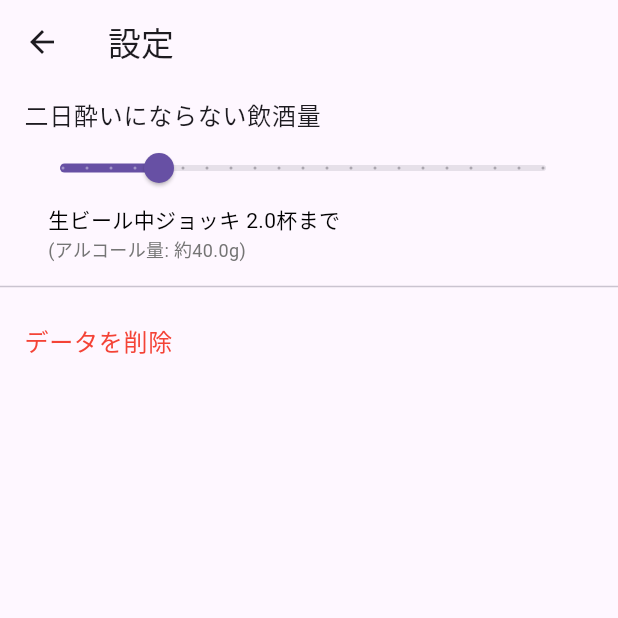
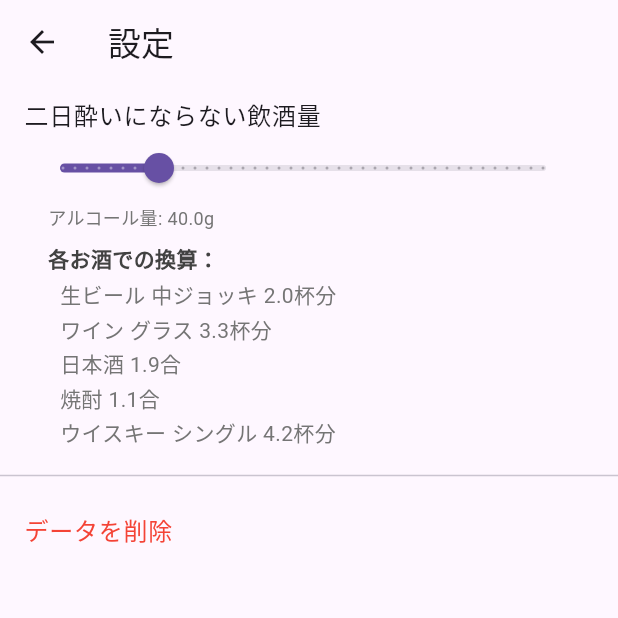
Before and after one commit to cbryotaro/alcohol_counter, a Flutter app: the screen it shows after launch, after a tap on the "settings" icon, on a phone screen of 412 x 824 dp, the top half of it. Run offline on Flutter 3.47's test engine with Material 3 defaults, Android fonts, the phone set to English and light mode, and no system bars; our stand-ins replace shared_preferences.

Commit message:
設定画面を贅沢に使う

```diff
--- a/lib/screens/settings_screen.dart
+++ b/lib/screens/settings_screen.dart
@@ -10,7 +10,45 @@ class SettingsScreen extends StatefulWidget {
 
 class _SettingsScreenState extends State<SettingsScreen> {
   late SharedPreferences _prefs;
-  double _dailyLimit = 2.0;
+  double _dailyLimitGrams = 40.0; // デフォルト値を40g（ビール中ジョッキ2杯分）に設定
+
+  // 各お酒1杯あたりのアルコール量（g）を計算するメソッド
+  double _getAlcoholGramsPerDrink(String drinkType) {
+    switch (drinkType) {
+      case '生ビール': // 中ジョッキ（500ml, 5%）
+        return 500 * 0.05 * 0.8; // = 20g
+      case 'ワイン': // グラス（125ml, 12%）
+        return 125 * 0.12 * 0.8; // = 12g
+      case '日本酒': // 1合（180ml, 15%）
+        return 180 * 0.15 * 0.8; // = 21.6g
+      case '焼酎': // 1合（180ml, 25%）
+        return 180 * 0.25 * 0.8; // = 36g
+      case 'ウイスキー': // シングル（30ml, 40%）
+        return 30 * 0.40 * 0.8; // = 9.6g
+      default:
+        return 20.0; // デフォルトはビール中ジョッキ基準
+    }
+  }
+
+  String _getDrinkUnit(String drinkType) {
+    switch (drinkType) {
+      case '生ビール':
+        return '中ジョッキ';
+      case 'ワイン':
+        return 'グラス';
+      case '日本酒':
+      case '焼酎':
+        return '合';
+      case 'ウイスキー':
+        return 'シングル';
+      default:
+        return '杯';
+    }
+  }
+
+  double _calculateDrinkCount(double totalAlcoholGrams, String drinkType) {
+    return totalAlcoholGrams / _getAlcoholGramsPerDrink(drinkType);
+  }
 
   @override
   void initState() {
@@ -21,12 +59,16 @@ class _SettingsScreenState extends State<SettingsScreen> {
   Future<void> _loadSettings() async {
     _prefs = await SharedPreferences.getInstance();
     setState(() {
-      _dailyLimit = _prefs.getDouble('dailyLimit') ?? 2.0;
+      // 既存のデータを変換（杯数からグラム数に）
+      final oldValue = _prefs.getDouble('dailyLimit') ?? 2.0;
+      _dailyLimitGrams = _prefs.getDouble('dailyLimitGrams') ?? (oldValue * 20.0);
     });
   }
 
   Future<void> _saveSettings() async {
-    await _prefs.setDouble('dailyLimit', _dailyLimit);
+    await _prefs.setDouble('dailyLimitGrams', _dailyLimitGrams);
+    // ビール換算の杯数も保存（後方互換性のため）
+    await _prefs.setDouble('dailyLimit', _dailyLimitGrams / 20.0);
   }
 
   @override
@@ -47,14 +89,14 @@ class _SettingsScreenState extends State<SettingsScreen> {
               crossAxisAlignment: CrossAxisAlignment.start,
               children: [
                 Slider(
-                  value: _dailyLimit,
+                  value: _dailyLimitGrams,
                   min: 0,
-                  max: 10,
-                  divisions: 20,
-                  label: '${_dailyLimit.toStringAsFixed(1)}杯',
+                  max: 200, // 最大200g
+                  divisions: 40,
+                  label: '${_dailyLimitGrams.toStringAsFixed(1)}g',
                   onChanged: (value) {
                     setState(() {
-                      _dailyLimit = value;
+                      _dailyLimitGrams = value;
                     });
                     _saveSettings();
                   },
@@ -62,21 +104,42 @@ class _SettingsScreenState extends State<SettingsScreen> {
                 Padding(
                   padding: const EdgeInsets.symmetric(horizontal: 16.0),
                   child: Text(
-                    '生ビール中ジョッキ ${_dailyLimit.toStringAsFixed(1)}杯まで',
-                    style: TextStyle(
-                      color: Colors.black,
-                      fontSize: 14,
-                    ),
-                  ),
-                ),
-                Padding(
-                  padding: const EdgeInsets.symmetric(horizontal: 16.0),
-                  child: Text(
-                    '(アルコール量: 約${(_dailyLimit * 20).toStringAsFixed(1)}g)',
+                    'アルコール量: ${_dailyLimitGrams.toStringAsFixed(1)}g',
                     style: TextStyle(
                       color: Colors.grey[600],
                       fontSize: 12,
                     ),
+                  ),
+                ),
+                const SizedBox(height: 8),
+                Padding(
+                  padding: const EdgeInsets.symmetric(horizontal: 16.0),
+                  child: Column(
+                    crossAxisAlignment: CrossAxisAlignment.start,
+                    children: [
+                      Text(
+                        '各お酒での換算：',
+                        style: TextStyle(
+                          color: Colors.grey[800],
+                          fontSize: 14,
+                          fontWeight: FontWeight.bold,
+                        ),
+                      ),
+                      const SizedBox(height: 4),
+                      for (var drinkType in ['生ビール', 'ワイン', '日本酒', '焼酎', 'ウイスキー'])
+                        Padding(
+                          padding: const EdgeInsets.only(left: 8.0, bottom: 2.0),
+                          child: Text(
+                            drinkType == '日本酒' || drinkType == '焼酎'
+                              ? '$drinkType ${_calculateDrinkCount(_dailyLimitGrams, drinkType).toStringAsFixed(1)}${_getDrinkUnit(drinkType)}'
+                              : '$drinkType ${_getDrinkUnit(drinkType)} ${_calculateDrinkCount(_dailyLimitGrams, drinkType).toStringAsFixed(1)}杯分',
+                            style: TextStyle(
+                              color: Colors.grey[600],
+                              fontSize: 14,
+                            ),
+                          ),
+                        ),
+                    ],
                   ),
                 ),
               ],
```
